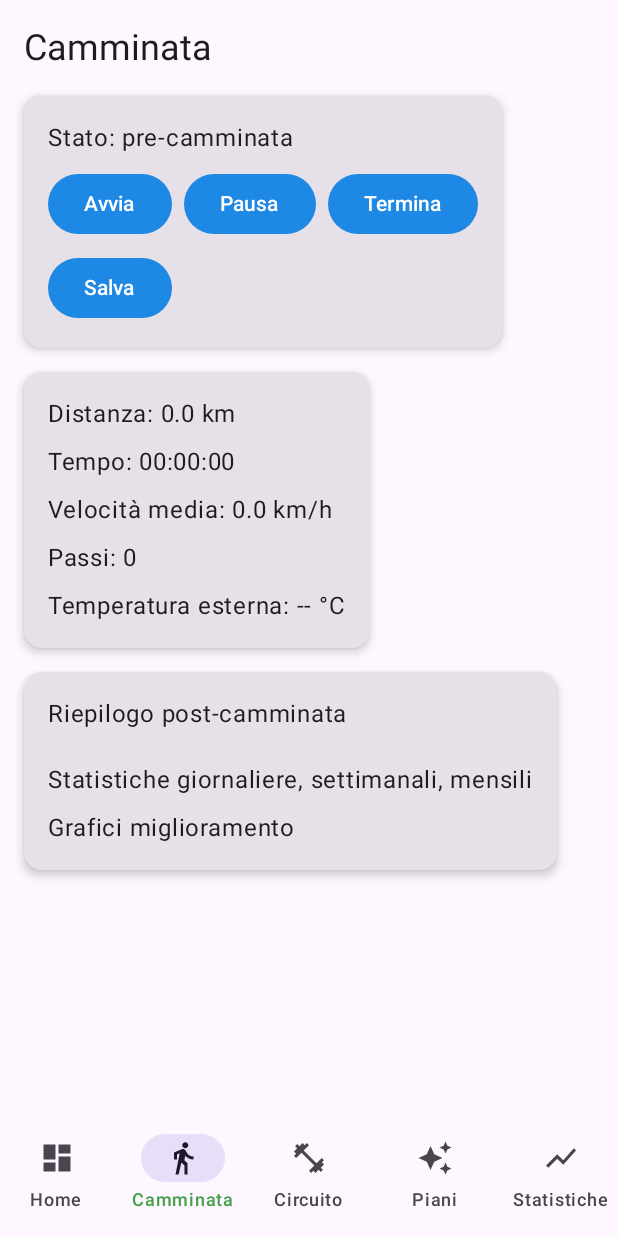
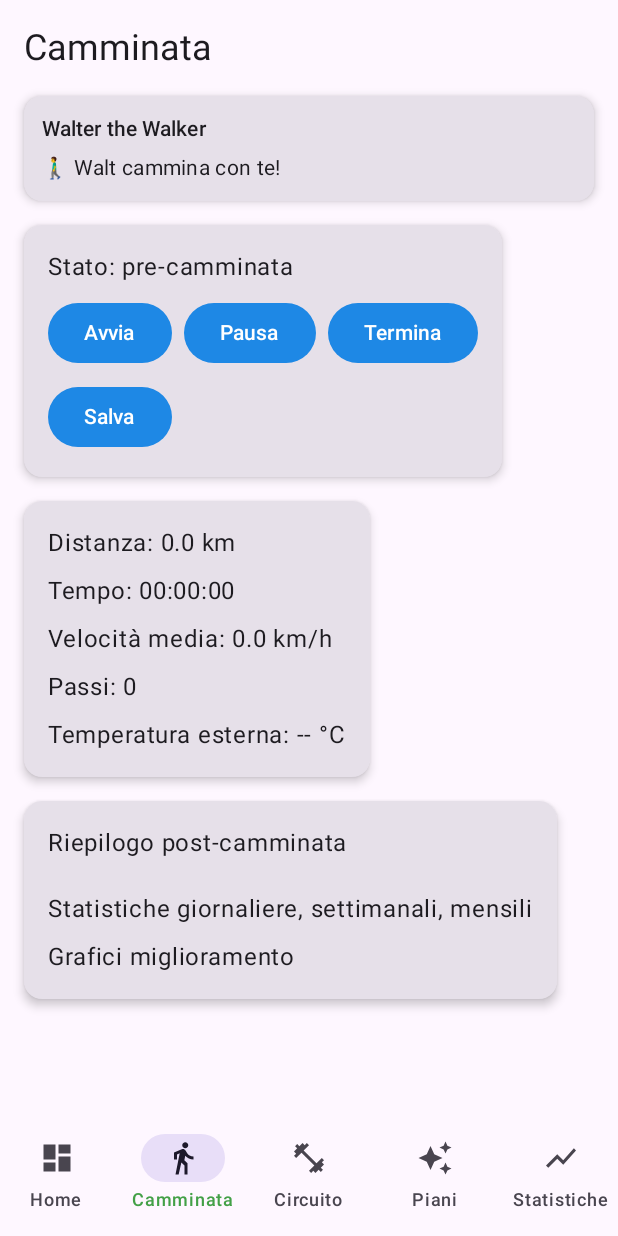
Before and after one commit to Lollo44/Zio, an Android app built with Jetpack Compose: the screen it shows after launch (MainActivity), item 2 of the bottom bar chosen, on a phone screen of 412 x 824 dp. Run offline under Robolectric (Android 15) with nearby library versions, the phone set to English and light mode, and no system bars.

Commit message:
feat(android): add Walter mascot cards to key screens
Co-authored-by: Lollo44 <249847053+Lollo44@users.noreply.github.com>

```diff
--- /dev/null
+++ b/app/src/main/java/com/nonnoworkout/ui/components/WalterMascotCard.kt
@@ -0,0 +1,42 @@
+package com.nonnoworkout.ui.components
+
+import androidx.compose.foundation.layout.Arrangement
+import androidx.compose.foundation.layout.Column
+import androidx.compose.foundation.layout.fillMaxWidth
+import androidx.compose.foundation.layout.padding
+import androidx.compose.material3.Card
+import androidx.compose.material3.CardDefaults
+import androidx.compose.material3.MaterialTheme
+import androidx.compose.material3.Text
+import androidx.compose.runtime.Composable
+import androidx.compose.ui.Modifier
+import androidx.compose.ui.unit.dp
+
+enum class WalterMascotState {
+    Idle, Walking, Flexing, Trophy
+}
+
+@Composable
+fun WalterMascotCard(
+    state: WalterMascotState,
+    modifier: Modifier = Modifier
+) {
+    val mood = when (state) {
+        WalterMascotState.Idle -> "🐏 Walt è pronto!"
+        WalterMascotState.Walking -> "🚶‍♂️ Walt cammina con te!"
+        WalterMascotState.Flexing -> "💪 Walt ti dà energia!"
+        WalterMascotState.Trophy -> "🏆 Grande! Walt festeggia!"
+    }
+    Card(
+        modifier = modifier.fillMaxWidth(),
+        elevation = CardDefaults.cardElevation(defaultElevation = 4.dp)
+    ) {
+        Column(
+            modifier = Modifier.padding(12.dp),
+            verticalArrangement = Arrangement.spacedBy(6.dp)
+        ) {
+            Text(text = "Walter the Walker", style = MaterialTheme.typography.titleSmall)
+            Text(text = mood, style = MaterialTheme.typography.bodyMedium)
+        }
+    }
+}
--- a/app/src/main/java/com/nonnoworkout/ui/screens/CircuitScreen.kt
+++ b/app/src/main/java/com/nonnoworkout/ui/screens/CircuitScreen.kt
@@ -15,11 +15,14 @@ import androidx.compose.material3.Text
 import androidx.compose.runtime.Composable
 import androidx.compose.ui.Modifier
 import androidx.compose.ui.unit.dp
+import com.nonnoworkout.ui.components.WalterMascotCard
+import com.nonnoworkout.ui.components.WalterMascotState
 
 @Composable
 fun CircuitScreen() {
     Column(modifier = Modifier.padding(16.dp), verticalArrangement = Arrangement.spacedBy(16.dp)) {
         Text(text = "Circuito pesi", style = MaterialTheme.typography.headlineSmall)
+        WalterMascotCard(state = WalterMascotState.Flexing)
 
         Card(elevation = CardDefaults.cardElevation(defaultElevation = 4.dp)) {
             Column(modifier = Modifier.padding(16.dp), verticalArrangement = Arrangement.spacedBy(8.dp)) {
--- a/app/src/main/java/com/nonnoworkout/ui/screens/HomeScreen.kt
+++ b/app/src/main/java/com/nonnoworkout/ui/screens/HomeScreen.kt
@@ -16,6 +16,8 @@ import androidx.compose.runtime.Composable
 import androidx.compose.ui.Alignment
 import androidx.compose.ui.Modifier
 import androidx.compose.ui.unit.dp
+import com.nonnoworkout.ui.components.WalterMascotCard
+import com.nonnoworkout.ui.components.WalterMascotState
 
 @Composable
 fun HomeScreen() {
@@ -24,6 +26,7 @@ fun HomeScreen() {
         verticalArrangement = Arrangement.spacedBy(16.dp)
     ) {
         Text(text = "Ciao Giovanni", style = MaterialTheme.typography.headlineMedium)
+        WalterMascotCard(state = WalterMascotState.Idle)
 
         Card(elevation = CardDefaults.cardElevation(defaultElevation = 4.dp)) {
             Column(modifier = Modifier.padding(16.dp), verticalArrangement = Arrangement.spacedBy(8.dp)) {
--- a/app/src/main/java/com/nonnoworkout/ui/screens/OnboardingScreen.kt
+++ b/app/src/main/java/com/nonnoworkout/ui/screens/OnboardingScreen.kt
@@ -16,6 +16,8 @@ import androidx.compose.runtime.Composable
 import androidx.compose.ui.Alignment
 import androidx.compose.ui.Modifier
 import androidx.compose.ui.unit.dp
+import com.nonnoworkout.ui.components.WalterMascotCard
+import com.nonnoworkout.ui.components.WalterMascotState
 
 @Composable
 fun OnboardingScreen(onCreatePlan: () -> Unit) {
@@ -23,7 +25,10 @@ fun OnboardingScreen(onCreatePlan: () -> Unit) {
         modifier = Modifier.fillMaxSize().padding(16.dp),
         verticalArrangement = Arrangement.SpaceBetween
     ) {
-        Text(text = "Benvenuto in Nonno Workout", style = MaterialTheme.typography.headlineSmall)
+        Column(verticalArrangement = Arrangement.spacedBy(12.dp)) {
+            Text(text = "Benvenuto in Walter the Walker", style = MaterialTheme.typography.headlineSmall)
+            WalterMascotCard(state = WalterMascotState.Idle)
+        }
 
         Card(elevation = CardDefaults.cardElevation(defaultElevation = 4.dp)) {
             Column(modifier = Modifier.padding(16.dp), verticalArrangement = Arrangement.spacedBy(12.dp)) {
--- a/app/src/main/java/com/nonnoworkout/ui/screens/WalkScreen.kt
+++ b/app/src/main/java/com/nonnoworkout/ui/screens/WalkScreen.kt
@@ -14,11 +14,14 @@ import androidx.compose.material3.Text
 import androidx.compose.runtime.Composable
 import androidx.compose.ui.Modifier
 import androidx.compose.ui.unit.dp
+import com.nonnoworkout.ui.components.WalterMascotCard
+import com.nonnoworkout.ui.components.WalterMascotState
 
 @Composable
 fun WalkScreen() {
     Column(modifier = Modifier.padding(16.dp), verticalArrangement = Arrangement.spacedBy(16.dp)) {
         Text(text = "Camminata", style = MaterialTheme.typography.headlineSmall)
+        WalterMascotCard(state = WalterMascotState.Walking)
 
         Card(elevation = CardDefaults.cardElevation(defaultElevation = 4.dp)) {
             Column(modifier = Modifier.padding(16.dp), verticalArrangement = Arrangement.spacedBy(8.dp)) {
```
Also changed, not shown: 1 other file.
